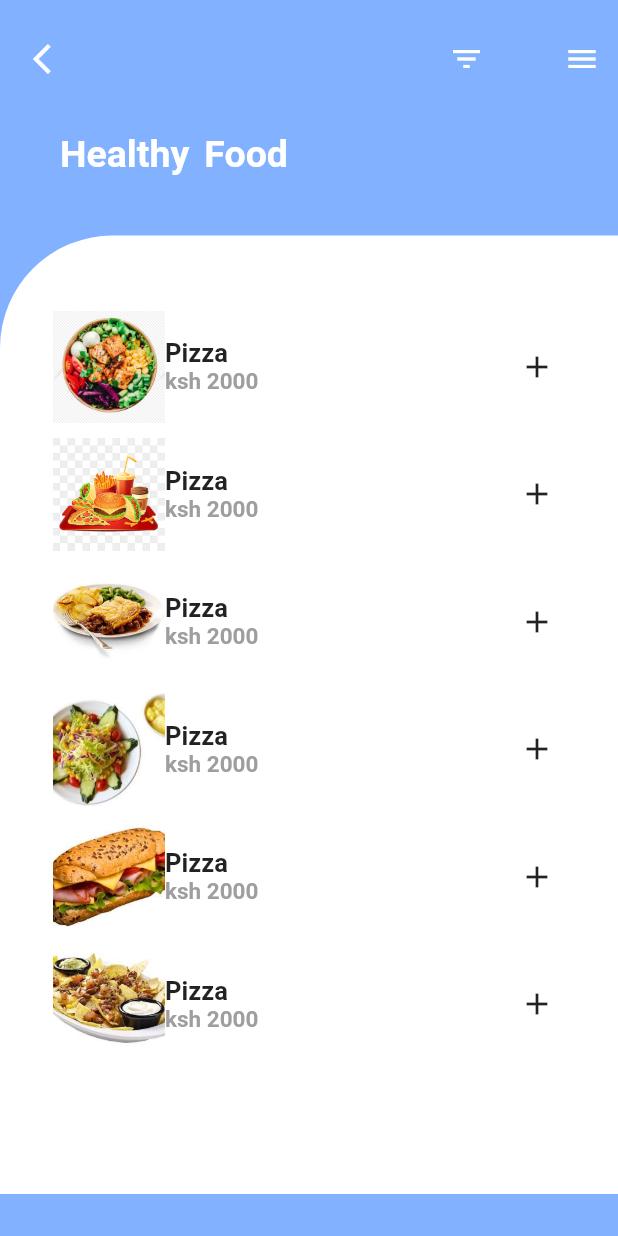
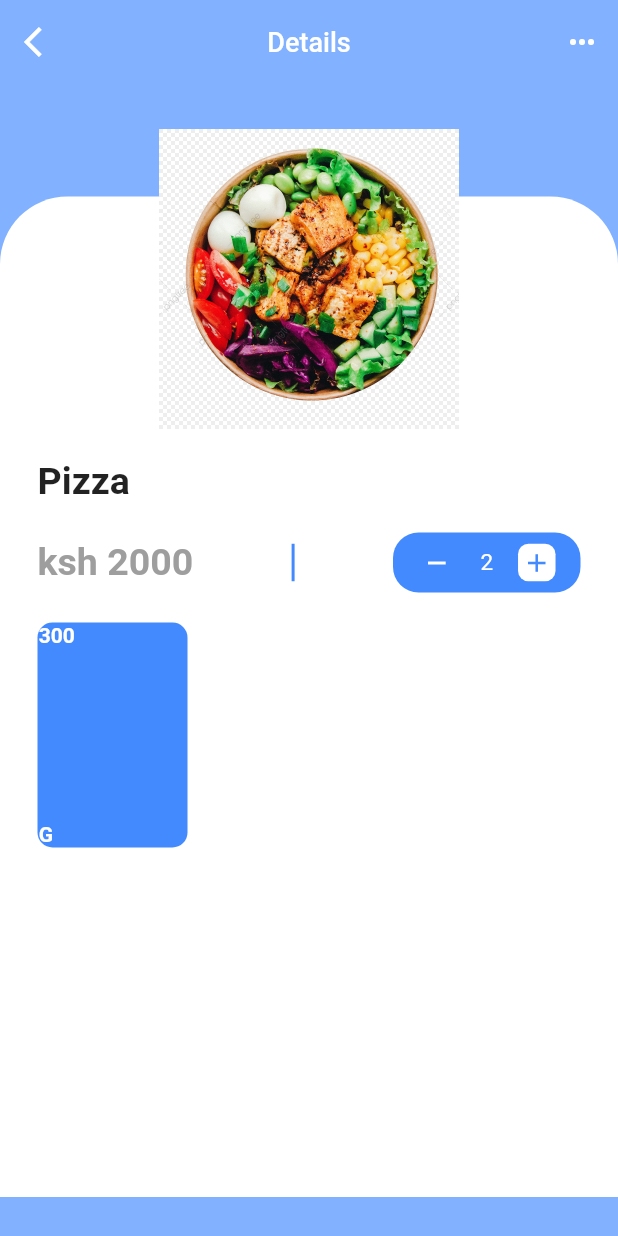
Before and after one commit to mervinkogei/flutter_nutrition_app, a Flutter app: the screen it shows after launch, after a tap on "Pizza", on a phone screen of 412 x 824 dp. Run offline on Flutter 3.47's test engine with Material 2 defaults, Android fonts, the phone set to English and light mode, and no system bars.

Commit message:
add another page

```diff
--- /dev/null
+++ b/lib/details_page.dart
@@ -0,0 +1,239 @@
+import 'package:flutter/material.dart';
+
+class DetailsPage extends StatefulWidget {
+  final heroTag;
+  final foodName;
+  final foodPrice;
+
+  DetailsPage({this.heroTag, this.foodName, this.foodPrice});
+
+  @override
+  _DetailsPageState createState() => _DetailsPageState();
+}
+
+class _DetailsPageState extends State<DetailsPage> {
+  var selectCard = 'WEIGHT';
+  @override
+  Widget build(BuildContext context) {
+    return Scaffold(
+      backgroundColor: Colors.blueAccent.shade100,
+      appBar: AppBar(
+        leading: IconButton(
+          onPressed: () {
+            Navigator.of(context).pop();
+          },
+          icon: Icon(Icons.arrow_back_ios),
+          color: Colors.white,
+        ),
+        backgroundColor: Colors.transparent,
+        elevation: 0.0,
+        title: Text(
+          'Details',
+          style: TextStyle(color: Colors.white, fontSize: 18.0),
+        ),
+        centerTitle: true,
+        actions: [
+          IconButton(
+            icon: Icon(Icons.more_horiz),
+            onPressed: () {},
+            color: Colors.white,
+          ),
+        ],
+      ),
+      body: ListView(
+        children: [
+          Stack(
+            children: [
+              Container(
+                height: MediaQuery.of(context).size.height - 82,
+                width: MediaQuery.of(context).size.width,
+                color: Colors.transparent,
+              ),
+              Positioned(
+                top: 75.0,
+                child: Container(
+                  decoration: BoxDecoration(
+                    borderRadius: BorderRadius.only(
+                      topLeft: Radius.circular(45.0),
+                      topRight: Radius.circular(45.0),
+                    ),
+                    color: Colors.white,
+                  ),
+                  height: MediaQuery.of(context).size.height - 100,
+                  width: MediaQuery.of(context).size.width,
+                ),
+              ),
+              Positioned(
+                top: 30.0,
+                left: (MediaQuery.of(context).size.width / 2) - 100,
+                child: Hero(
+                  tag: widget.heroTag,
+                  child: Container(
+                    decoration: BoxDecoration(
+                        image: DecorationImage(
+                            image: AssetImage(widget.heroTag),
+                            fit: BoxFit.cover)),
+                    height: 200.0,
+                    width: 200.0,
+                  ),
+                ),
+              ),
+              Positioned(
+                top: 250.0,
+                left: 25.0,
+                right: 25.0,
+                child: Column(
+                  crossAxisAlignment: CrossAxisAlignment.start,
+                  children: [
+                    Text(
+                      widget.foodName,
+                      style: TextStyle(
+                        fontSize: 25.0,
+                        fontWeight: FontWeight.bold,
+                      ),
+                    ),
+                    SizedBox(
+                      height: 20.0,
+                    ),
+                    Row(
+                      mainAxisAlignment: MainAxisAlignment.spaceBetween,
+                      children: [
+                        Text(
+                          widget.foodPrice,
+                          style: TextStyle(
+                            fontSize: 25.0,
+                            fontWeight: FontWeight.bold,
+                            color: Colors.grey,
+                          ),
+                        ),
+                        Container(
+                          height: 25.0,
+                          color: Colors.blueAccent,
+                          width: 2.0,
+                        ),
+                        Container(
+                          width: 125.0,
+                          height: 40.0,
+                          decoration: BoxDecoration(
+                            borderRadius: BorderRadius.circular(17.0),
+                            color: Colors.blueAccent,
+                          ),
+                          child: Row(
+                            mainAxisAlignment: MainAxisAlignment.spaceEvenly,
+                            children: [
+                              InkWell(
+                                onTap: () {},
+                                child: Container(
+                                  height: 25.0,
+                                  width: 25.0,
+                                  decoration: BoxDecoration(
+                                    borderRadius: BorderRadius.circular(7.0),
+                                    color: Colors.blueAccent,
+                                  ),
+                                  child: Center(
+                                    child: Icon(
+                                      Icons.remove,
+                                      color: Colors.white,
+                                      size: 20.0,
+                                    ),
+                                  ),
+                                ),
+                              ),
+                              Text(
+                                '2',
+                                style: TextStyle(
+                                    color: Colors.white, fontSize: 15.0),
+                              ),
+                              InkWell(
+                                  onTap: () {},
+                                  child: Container(
+                                    height: 25.0,
+                                    width: 25.0,
+                                    decoration: BoxDecoration(
+                                      borderRadius: BorderRadius.circular(7.0),
+                                      color: Colors.white,
+                                    ),
+                                    child: Center(
+                                      child: Icon(
+                                        Icons.add,
+                                        color: Colors.blueAccent,
+                                        size: 20.0,
+                                      ),
+                                    ),
+                                  ))
+                            ],
+                          ),
+                        )
+                      ],
+                    ),
+                    SizedBox(
+                      height: 20.0,
+                    ),
+                    Container(
+                      height: 150.0,
+                      child: ListView(
+                        scrollDirection: Axis.horizontal,
+                        children: [
+                          _buildInfoCard('WEIGHT', '300', 'G')
+                        ],
+                      ),
+                    )
+                  ],
+                ),
+              )
+            ],
+          )
+        ],
+      ),
+    );
+  }
+
+  Widget _buildInfoCard(String cardTitle, String info, String unit) {
+    return InkWell(
+      onTap: () {
+        selectedCard(cardTitle);
+      },
+      child: AnimatedContainer(
+        duration: Duration(microseconds: 500),
+        curve: Curves.easeIn,
+        decoration: BoxDecoration(
+          borderRadius: BorderRadius.circular(10.0),
+          color: cardTitle == selectCard ? Colors.blueAccent : Colors.white,
+          border: Border.all(
+            color: cardTitle == selectCard ? Colors.transparent : Colors.grey.withOpacity(0.3),
+            style: BorderStyle.solid,
+            width: 0.75,
+          )
+        ),
+        height: 100.0,
+        width: 100.0,
+        child: Column(
+          mainAxisAlignment: MainAxisAlignment.spaceBetween,
+          crossAxisAlignment: CrossAxisAlignment.start,
+          children: [
+            Text(info, style:
+            TextStyle(fontSize: 14.0,
+            color: cardTitle == selectCard ?
+            Colors.white : Colors.black,
+            fontWeight: FontWeight.bold),
+            ),
+
+             Text(unit, style:
+            TextStyle(fontSize: 14.0,
+            color: cardTitle == selectCard ?
+            Colors.white : Colors.black,
+            fontWeight: FontWeight.bold),
+            ),
+
+          ],
+        ),
+      ),
+    );
+  }
+
+  selectedCard(cardTitle) {
+    setState(() {
+      selectCard = cardTitle;
+    });
+  }
+}
--- a/lib/main.dart
+++ b/lib/main.dart
@@ -1,4 +1,5 @@
 import 'package:flutter/material.dart';
+import 'package:nutrition_app/details_page.dart';
 
 void main() {
   runApp(MaterialApp(
@@ -102,6 +103,62 @@ class _HomePageState extends State<HomePage> {
                       ],
                     ),
                   ),
+                ),
+                Row(
+                  mainAxisAlignment: MainAxisAlignment.spaceEvenly,
+                  children: [
+                    Container(
+                      height: 65.0,
+                      width: 80.0,
+                      decoration: BoxDecoration(
+                        border: Border.all(
+                          color: Colors.grey,
+                          style: BorderStyle.solid,
+                          width: 1.0,
+                        ),
+                        borderRadius: BorderRadius.circular(10.0),
+                        color: Colors.lightBlue,
+                      ),
+                      child: Center(
+                        child: Icon(Icons.search, color: Colors.white,),
+                      ),
+                    ),
+                    Container(
+                      height: 65.0,
+                      width: 80.0,
+                      decoration: BoxDecoration(
+                        border: Border.all(
+                          color: Colors.grey,
+                          style: BorderStyle.solid,
+                          width: 1.0,
+                        ),
+                        borderRadius: BorderRadius.circular(10.0),
+                         color: Colors.lightBlue,
+                      ),
+                      child: Center(
+                        child: Icon(Icons.shopping_basket_rounded, color: Colors.white,),
+                      ),
+                    ),
+                    Container(
+                      height: 65.0,
+                      width: 100.0,
+                      decoration: BoxDecoration(
+                        border: Border.all(
+                          color: Colors.grey,
+                          style: BorderStyle.solid,
+                          width: 1.0
+                        ),
+                        borderRadius: BorderRadius.circular(10.0),
+                        color: Colors.lightBlue,
+                      ),
+                      child: Center(
+                        child: Text('Checkout', style: TextStyle(
+                          color: Colors.white,
+                          fontSize: 15.0,
+                        ),),
+                      ),
+                    )
+                  ],
                 )
               ],
             ),
@@ -111,11 +168,12 @@ class _HomePageState extends State<HomePage> {
     );
   }
 
-    Widget _buildFoodItem(String imgPath, String foodName, String price) {
+    Widget _buildFoodItem(String imgPath, String foodName, String foodPrice) {
       return Padding(
         padding: EdgeInsets.only(left: 10.0, top: 10.0, right: 10.0),
         child: InkWell(
-          onTap: () {},
+          onTap: () => Navigator.of(context).push(
+            MaterialPageRoute(builder: (context)=>DetailsPage(heroTag: imgPath,foodName: foodName, foodPrice: foodPrice,))),
           child: Row(
             mainAxisAlignment: MainAxisAlignment.spaceBetween,
             children: [
@@ -136,7 +194,8 @@ class _HomePageState extends State<HomePage> {
                             fontWeight: FontWeight.bold,
                           ),
                           ),
-                          Text(price, style: TextStyle(
+                          Padding(padding: EdgeInsets.only(left: 10.0)),
+                          Text(foodPrice, style: TextStyle(
                             fontSize: 15.0,
                             fontWeight: FontWeight.bold,
                             color: Colors.grey,
```
Also changed, not shown: 1 other file.
